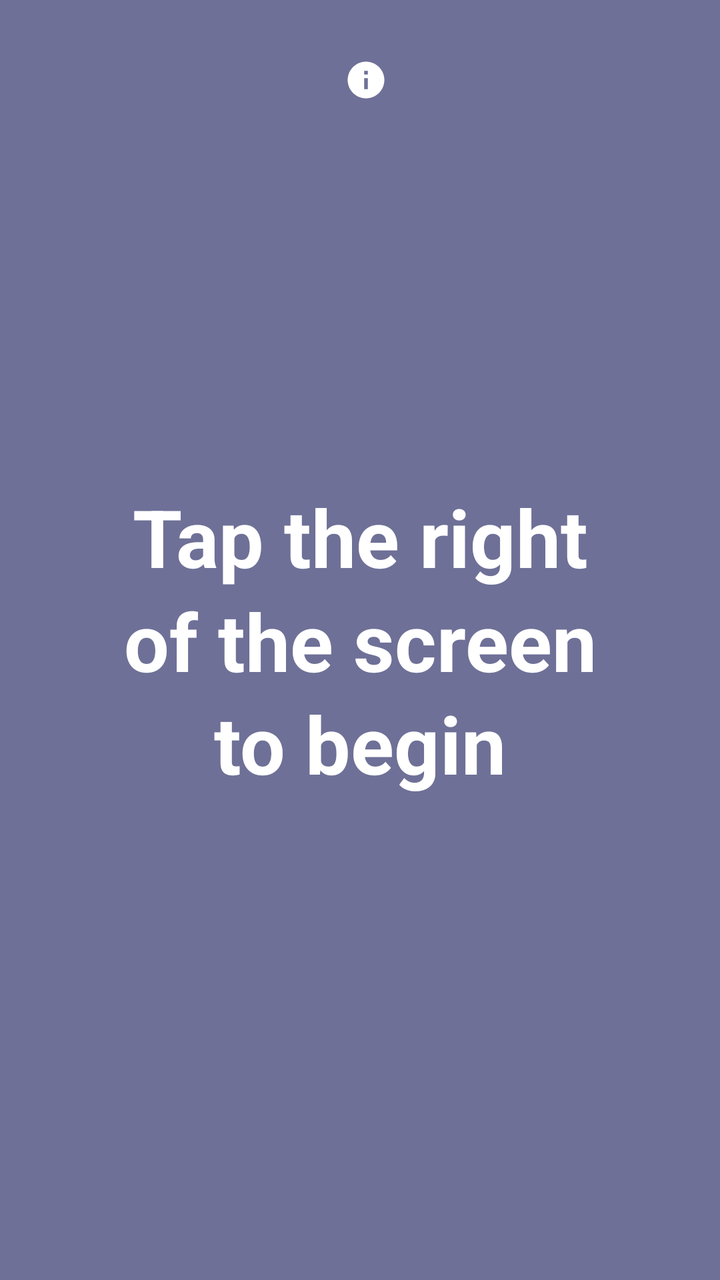
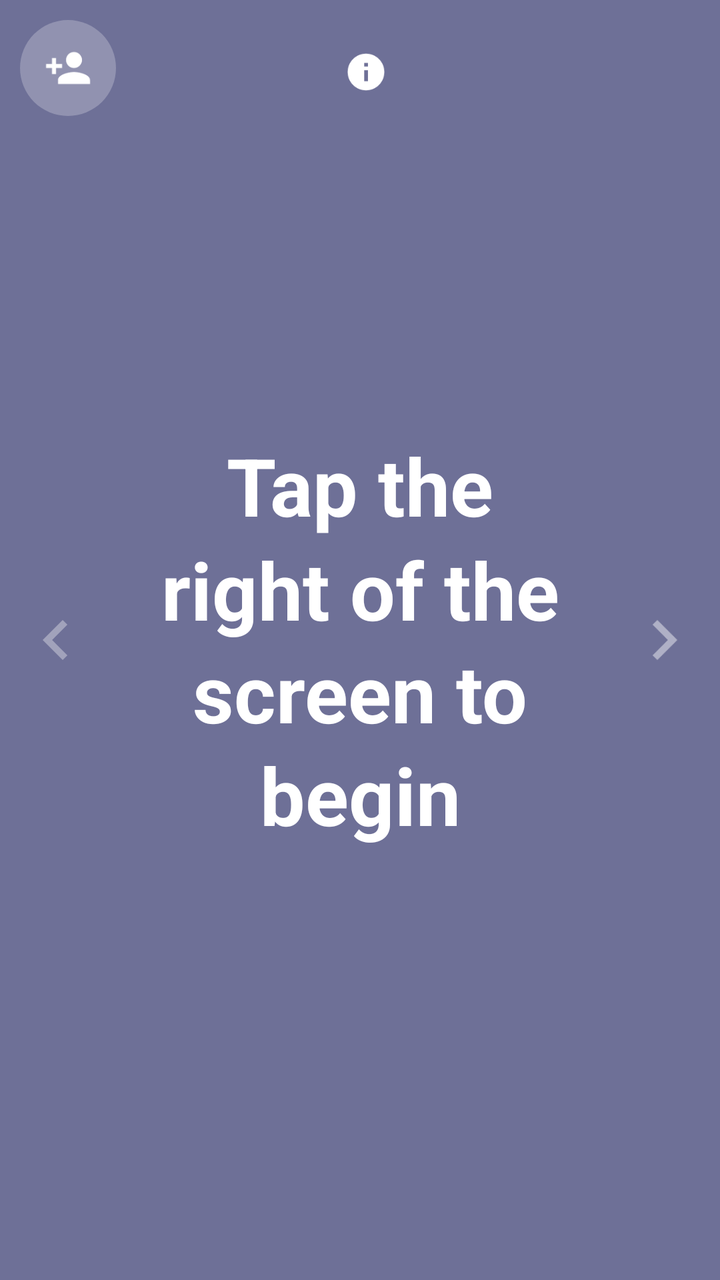

Before-and-after screenshots of an Android layout around one commit, followed by the original layout XML and the change that was made.
<!-- AndroidManifest.xml: activity theme Theme.Pintley.Game -->
<!-- res/layout/activity_main.xml -->
<?xml version="1.0" encoding="utf-8"?>
<FrameLayout xmlns:android="http://schemas.android.com/apk/res/android"
    xmlns:app="http://schemas.android.com/apk/res-auto"
    xmlns:tools="http://schemas.android.com/tools"
    android:id="@+id/BackgroundLayout"
    android:layout_width="match_parent"
    android:layout_height="match_parent"
    android:background="@color/LightPurple"
    tools:context=".MainActivity">

    
    <LinearLayout
        android:layout_width="match_parent"
        android:layout_height="match_parent"
        android:orientation="horizontal">

        <View
            android:id="@+id/back_area"
            android:layout_width="0dp"
            android:layout_height="match_parent"
            android:layout_weight="0.28" />

        <View
            android:id="@+id/next_area"
            android:layout_width="0dp"
            android:layout_height="match_parent"
            android:layout_weight="0.72" />

    </LinearLayout>

    
    <TextView
        android:id="@+id/message_text"
        android:layout_width="match_parent"
        android:layout_height="match_parent"
        android:gravity="center"
        android:paddingHorizontal="48dp"
        android:paddingVertical="80dp"
        android:text="@string/begin_hint"
        android:textColor="@color/white"
        android:textStyle="bold"
        android:lineSpacingMultiplier="1.1"
        android:autoSizeTextType="uniform"
        android:autoSizeMinTextSize="18sp"
        android:autoSizeMaxTextSize="40sp"
        android:autoSizeStepGranularity="1sp"
        android:clickable="false" />

    
    <LinearLayout
        android:id="@+id/tile_type_layout"
        android:layout_width="wrap_content"
        android:layout_height="wrap_content"
        android:layout_gravity="center_horizontal"
        android:layout_marginTop="16dp"
        android:orientation="horizontal"
        android:gravity="center_vertical"
        android:paddingHorizontal="16dp"
        android:paddingVertical="8dp">

        <TextView
            android:id="@+id/tile_type_text"
            android:layout_width="wrap_content"
            android:layout_height="wrap_content"
            android:textColor="@color/white"
            android:textSize="24sp"
            android:textStyle="bold" />

        <ImageView
            android:id="@+id/tile_type_icon"
            android:layout_width="22dp"
            android:layout_height="22dp"
            android:layout_marginStart="6dp"
            android:src="@drawable/infosymbol"
            android:contentDescription="@string/category_info" />

    </LinearLayout>

</FrameLayout>
<!-- resources referenced by this layout -->
<resources>
  <color name="LightPurple">#6E7097</color>
  <color name="white">#FFFFFFFF</color>
  <!-- drawable infosymbol (drawable) -->
  <vector android:height="24dp" android:tint="#FFFFFF"
      android:viewportHeight="24" android:viewportWidth="24"
      android:width="24dp" xmlns:android="http://schemas.android.com/apk/res/android">
      <path android:fillColor="@android:color/white" android:pathData="M12,2C6.48,2 2,6.48 2,12s4.48,10 10,10 10,-4.48 10,-10S17.52,2 12,2zM13,17h-2v-6h2v6zM13,9h-2L11,7h2v2z"/>
  </vector>
  <string name="begin_hint">Tap the right of the screen to begin</string>
  <string name="category_info">Category info</string>
  <style name="Theme.Pintley.Game" parent="Theme.Pintley">
          <item name="android:windowFullscreen">true</item>
          <item name="android:windowBackground">@color/LightPurple</item>
          <item name="android:statusBarColor">@android:color/transparent</item>
          <item name="android:navigationBarColor">@android:color/transparent</item>
      </style>
  <style name="Theme.Pintley" parent="Theme.Material3.Light.NoActionBar">
          <item name="colorPrimary">@color/brand_magenta</item>
          <item name="colorOnPrimary">@color/white</item>
          <item name="colorSecondary">@color/brand_orange</item>
          <item name="colorOnSecondary">@color/white</item>
          <item name="android:statusBarColor">@color/brand_orange</item>
          <item name="android:navigationBarColor">@color/brand_magenta</item>
          <item name="android:windowLightStatusBar">false</item>
          <item name="android:windowBackground">@color/brand_orange</item>
      </style>
  <color name="brand_magenta">#FF2E86</color>
  <color name="brand_orange">#FF7A1E</color>
</resources>

<!-- the commit's change to res/layout/activity_main.xml (unified diff, before → after) -->
@@ -1,6 +1,5 @@
 <?xml version="1.0" encoding="utf-8"?>
 <FrameLayout xmlns:android="http://schemas.android.com/apk/res/android"
-    xmlns:app="http://schemas.android.com/apk/res-auto"
     xmlns:tools="http://schemas.android.com/tools"
     android:id="@+id/BackgroundLayout"
     android:layout_width="match_parent"
@@ -29,12 +28,35 @@
     </LinearLayout>
 
     
+    <ImageView
+        android:id="@+id/hint_left"
+        android:layout_width="40dp"
+        android:layout_height="40dp"
+        android:layout_gravity="start|center_vertical"
+        android:layout_marginStart="8dp"
+        android:alpha="0.35"
+        android:clickable="false"
+        android:src="@drawable/ic_chevron_left"
+        android:contentDescription="@string/previous_card" />
+
+    <ImageView
+        android:id="@+id/hint_right"
+        android:layout_width="40dp"
+        android:layout_height="40dp"
+        android:layout_gravity="end|center_vertical"
+        android:layout_marginEnd="8dp"
+        android:alpha="0.45"
+        android:clickable="false"
+        android:src="@drawable/ic_chevron_right"
+        android:contentDescription="@string/next_card" />
+
+    
     <TextView
         android:id="@+id/message_text"
         android:layout_width="match_parent"
         android:layout_height="match_parent"
         android:gravity="center"
-        android:paddingHorizontal="48dp"
+        android:paddingHorizontal="64dp"
         android:paddingVertical="80dp"
         android:text="@string/begin_hint"
         android:textColor="@color/white"
@@ -52,9 +74,10 @@
         android:layout_width="wrap_content"
         android:layout_height="wrap_content"
         android:layout_gravity="center_horizontal"
-        android:layout_marginTop="16dp"
+        android:layout_marginTop="12dp"
         android:orientation="horizontal"
         android:gravity="center_vertical"
+        android:background="?attr/selectableItemBackgroundBorderless"
         android:paddingHorizontal="16dp"
         android:paddingVertical="8dp">
 
@@ -76,4 +99,17 @@
 
     </LinearLayout>
 
+    
+    <ImageButton
+        android:id="@+id/players_button"
+        android:layout_width="48dp"
+        android:layout_height="48dp"
+        android:layout_gravity="top|start"
+        android:layout_marginStart="10dp"
+        android:layout_marginTop="10dp"
+        android:background="@drawable/bg_circle_button"
+        android:src="@drawable/ic_person_add"
+        android:scaleType="centerInside"
+        android:contentDescription="@string/manage_players" />
+
 </FrameLayout>
<!-- resource entries referenced after the edit -->
@@ -2,6 +2,49 @@
 <resources>
   <color name="LightPurple">#6E7097</color>
   <color name="white">#FFFFFFFF</color>
+  <!-- drawable bg_circle_button (drawable) -->
+  <?xml version="1.0" encoding="utf-8"?>
+  <ripple xmlns:android="http://schemas.android.com/apk/res/android"
+      android:color="@color/white_24">
+      <item>
+          <shape android:shape="oval">
+              <solid android:color="@color/white_24" />
+          </shape>
+      </item>
+  </ripple>
+  <!-- drawable ic_chevron_left (drawable) -->
+  <vector xmlns:android="http://schemas.android.com/apk/res/android"
+      android:width="36dp"
+      android:height="36dp"
+      android:viewportWidth="24"
+      android:viewportHeight="24"
+      android:tint="@color/white">
+      <path
+          android:fillColor="@android:color/white"
+          android:pathData="M15.41,7.41L14,6l-6,6 6,6 1.41,-1.41L10.83,12z" />
+  </vector>
+  <!-- drawable ic_chevron_right (drawable) -->
+  <vector xmlns:android="http://schemas.android.com/apk/res/android"
+      android:width="36dp"
+      android:height="36dp"
+      android:viewportWidth="24"
+      android:viewportHeight="24"
+      android:tint="@color/white">
+      <path
+          android:fillColor="@android:color/white"
+          android:pathData="M10,6L8.59,7.41 13.17,12l-4.58,4.59L10,18l6,-6z" />
+  </vector>
+  <!-- drawable ic_person_add (drawable) -->
+  <vector xmlns:android="http://schemas.android.com/apk/res/android"
+      android:width="24dp"
+      android:height="24dp"
+      android:viewportWidth="24"
+      android:viewportHeight="24"
+      android:tint="@color/white">
+      <path
+          android:fillColor="@android:color/white"
+          android:pathData="M15,12c2.21,0 4,-1.79 4,-4s-1.79,-4 -4,-4 -4,1.79 -4,4 1.79,4 4,4zM6,10L6,7L4,7v3L1,10v2h3v3h2v-3h3v-2L6,10zM15,14c-2.67,0 -8,1.34 -8,4v2h16v-2c0,-2.66 -5.33,-4 -8,-4z" />
+  </vector>
   <!-- drawable infosymbol (drawable) -->
   <vector android:height="24dp" android:tint="#FFFFFF"
       android:viewportHeight="24" android:viewportWidth="24"
@@ -10,12 +53,16 @@
   </vector>
   <string name="begin_hint">Tap the right of the screen to begin</string>
   <string name="category_info">Category info</string>
+  <string name="manage_players">Manage players</string>
+  <string name="next_card">Next card</string>
+  <string name="previous_card">Previous card</string>
   <style name="Theme.Pintley.Game" parent="Theme.Pintley">
           <item name="android:windowFullscreen">true</item>
           <item name="android:windowBackground">@color/LightPurple</item>
           <item name="android:statusBarColor">@android:color/transparent</item>
           <item name="android:navigationBarColor">@android:color/transparent</item>
       </style>
+  <color name="white_24">#3DFFFFFF</color>
   <style name="Theme.Pintley" parent="Theme.Material3.Light.NoActionBar">
           <item name="colorPrimary">@color/brand_magenta</item>
           <item name="colorOnPrimary">@color/white</item>
